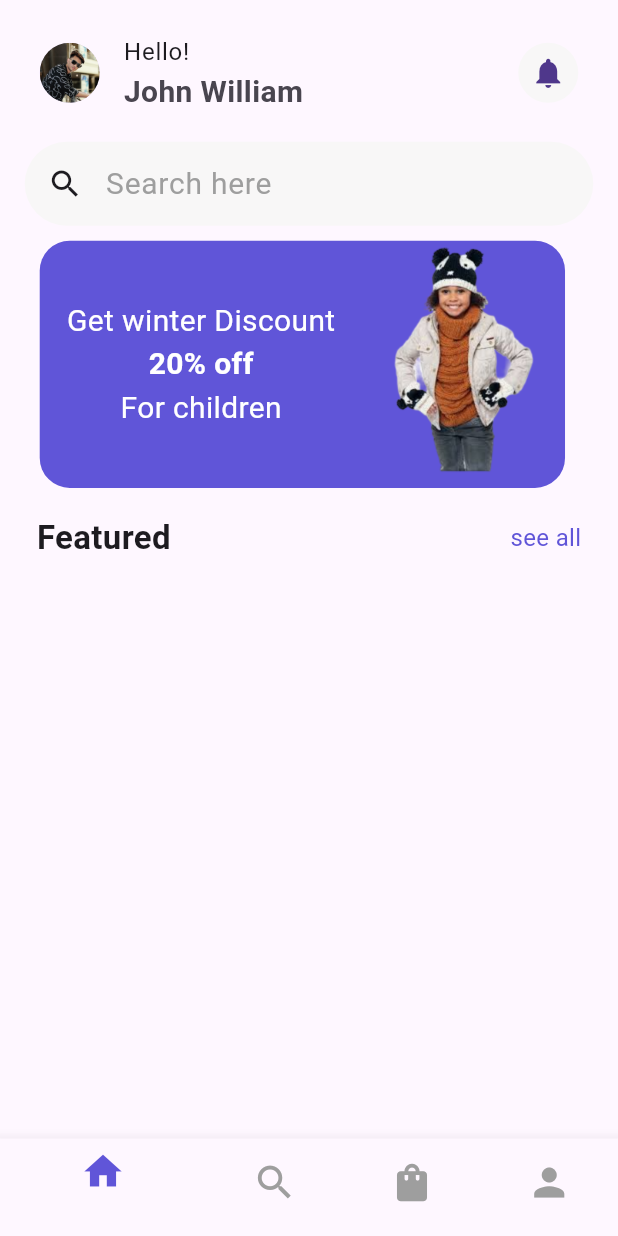
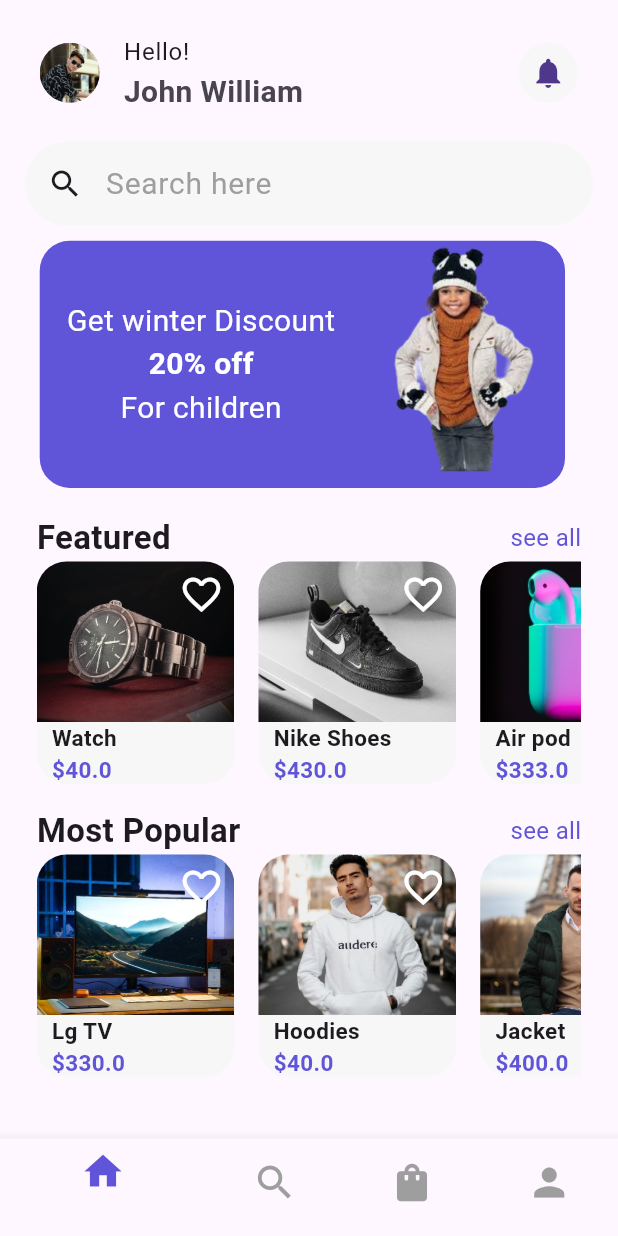
Before and after one commit to enkutatash/Ecommerce, a Flutter app: the screen it shows after launch, on a phone screen of 412 x 824 dp. Run offline on Flutter 3.47's test engine with Material 3 defaults, Android fonts, the phone set to English and light mode, and no system bars.

Commit message:
front page ui done except dot indicator

```diff
--- /dev/null
+++ b/capstone_project/ecommerce/lib/data/item_on_front_page.dart
@@ -0,0 +1,12 @@
+Map<String, List<dynamic>> featured = {
+  "Watch": ["assets/image/watch.jpg", 40.0],
+  "Nike Shoes": ["assets/image/shoes.jpg", 430.0],
+  "Air pod": ["assets/image/airpod.jpg", 333.0]
+};
+
+
+Map<String, List<dynamic>> mostpopular = {
+  "Lg TV": ["assets/image/LGTV.jpg", 330.0],
+  "Hoodies": ["assets/image/hoodies.jpg", 40.0],
+  "Jacket": ["assets/image/jacket.jpg", 400.0]
+};
--- a/capstone_project/ecommerce/lib/pages/HomeScreen/HomeScreen.dart
+++ b/capstone_project/ecommerce/lib/pages/HomeScreen/HomeScreen.dart
@@ -1,3 +1,4 @@
+import 'package:ecommerce/pages/HomeScreen/featured.dart';
 import 'package:ecommerce/pages/HomeScreen/mostPopular.dart';
 import 'package:ecommerce/pages/HomeScreen/updates.dart';
 import 'package:flutter/material.dart';
@@ -45,6 +46,7 @@ class _HomeScreenState extends State<HomeScreen> {
                   TextStyle(color: Colors.grey, fontSize: 20)),
             ),
            const Updates(),
+           const FeaturedPart(),
            const MostPopular(),
           ],
         ));
--- a/capstone_project/ecommerce/lib/pages/HomeScreen/Item.dart
+++ b/capstone_project/ecommerce/lib/pages/HomeScreen/Item.dart
@@ -1,25 +1,78 @@
 import 'package:flutter/material.dart';
+import 'package:ecommerce/data/item_on_front_page.dart';
 
-class Item extends StatelessWidget {
-  const Item({super.key});
+class Item extends StatefulWidget {
+  const Item(this.imageURL, this.itemName, this.cost, {super.key});
+  final String imageURL, itemName;
+  final double cost;
 
+  @override
+  State<Item> createState() => _ItemState();
+}
+
+class _ItemState extends State<Item> {
   @override
   Widget build(BuildContext context) {
     final height = MediaQuery.of(context).size.height;
     final width = MediaQuery.of(context).size.width;
-    return Container(
-      color:const Color(0XFFF8F7F7),
-      height: height*0.2,
-      width: width*0.1,
-      child: Column(children: [
-        Image.asset(
-          height:height*0.17,
-          width: width*0.08,
-          fit:BoxFit.cover,
-          "assets/image/watch.jpg"),
-         const Text("Watch"),
-         const Text("\$40"),
-      ]),
+    return GestureDetector(
+      onTap: () {},
+      child: Container(
+          height: height * 0.18,
+          width: width * 0.32,
+          decoration: BoxDecoration(
+              color: const Color(0XFFF8F7F7),
+              borderRadius: BorderRadius.circular(20)),
+          child: Column(
+            crossAxisAlignment: CrossAxisAlignment.start,
+            children: [
+              Stack(
+                children: [
+                  ClipRRect(
+                    borderRadius: const BorderRadius.only(
+                      topLeft: Radius.circular(20.0),
+                      topRight: Radius.circular(20.0),
+                      bottomLeft: Radius.circular(0.0),
+                      bottomRight: Radius.circular(0.0),
+                    ),
+                    child: Image.asset(
+                        height: height * 0.13,
+                        width: width * 0.32,
+                        fit: BoxFit.cover,
+                        widget.imageURL),
+                  ),
+                  const Positioned(
+                      top: 7,
+                      right: 7,
+                      child: Icon(
+                        size:30,
+                        Icons.favorite_border_sharp,
+                        color: Colors.white,
+                      )),
+                ],
+              ),
+              Padding(
+                padding: EdgeInsets.only(left: 10),
+                child: Text(
+                  widget.itemName,
+                  style: const TextStyle(
+                      fontSize: 15, fontWeight: FontWeight.w700),
+                ),
+              ),
+              Padding(
+                padding: const EdgeInsets.only(left: 10.0),
+                child: Text(
+                  "\$${widget.cost}",
+                  style: const TextStyle(
+                      fontSize: 15,
+                      color: Color(0XFF6055D8),
+                      fontWeight: FontWeight.w600),
+                ),
+              )
+            ],
+          )),
     );
   }
 }
+
+// container of column first column stack
--- a/capstone_project/ecommerce/lib/pages/HomeScreen/featured.dart
+++ b/capstone_project/ecommerce/lib/pages/HomeScreen/featured.dart
@@ -0,0 +1,52 @@
+import 'package:flutter/material.dart';
+import 'package:ecommerce/pages/HomeScreen/Item.dart';
+import 'package:ecommerce/data/item_on_front_page.dart';
+
+class FeaturedPart extends StatelessWidget {
+  const FeaturedPart({super.key});
+
+  @override
+  Widget build(BuildContext context) {
+    final height = MediaQuery.of(context).size.height;
+    final width = MediaQuery.of(context).size.width;
+
+    return Padding(
+      padding: const EdgeInsets.all(8.0),
+      child: Column(
+        children: [
+          const Row(
+            mainAxisAlignment: MainAxisAlignment.spaceBetween,
+            children: [
+              Text(
+                "Featured",
+                style: TextStyle(fontSize: 22, fontWeight: FontWeight.bold),
+              ),
+              Text(
+                "see all",
+                style: TextStyle(fontSize: 16, color: Color(0XFF6055D8)),
+              )
+            ],
+          ),
+
+      SingleChildScrollView(
+  scrollDirection: Axis.horizontal,
+  child: Row(
+    children: featured.entries.map((MapEntry<String, List<dynamic>> entry) {
+      String key = entry.key;
+      List<dynamic> value = entry.value;
+      return Row(
+        children: [
+          Item(value[0], key, value[1]),
+         const SizedBox(width: 16.0), // Adjust the width as needed
+        ],
+      );
+    }).toList(),
+  ),
+)
+
+
+        ],
+      ),
+    );
+  }
+}
--- a/capstone_project/ecommerce/lib/pages/HomeScreen/mostPopular.dart
+++ b/capstone_project/ecommerce/lib/pages/HomeScreen/mostPopular.dart
@@ -1,5 +1,7 @@
 import 'package:flutter/material.dart';
 import 'package:ecommerce/pages/HomeScreen/Item.dart';
+import 'package:ecommerce/data/item_on_front_page.dart';
+
 class MostPopular extends StatelessWidget {
   const MostPopular({super.key});
 
@@ -7,18 +9,43 @@ class MostPopular extends StatelessWidget {
   Widget build(BuildContext context) {
     final height = MediaQuery.of(context).size.height;
     final width = MediaQuery.of(context).size.width;
-    return const Padding(
+
+    return Padding(
       padding: const EdgeInsets.all(8.0),
       child: Column(
-          children: [
-          Row(
+        children: [
+          const Row(
             mainAxisAlignment: MainAxisAlignment.spaceBetween,
             children: [
-              Text("Featured",style: TextStyle(fontSize: 22,fontWeight: FontWeight.bold),),
-              Text("see all",style: TextStyle(fontSize: 16,color: Color(0XFF6055D8)),)
+              Text(
+                "Most Popular",
+                style: TextStyle(fontSize: 22, fontWeight: FontWeight.bold),
+              ),
+              Text(
+                "see all",
+                style: TextStyle(fontSize: 16, color: Color(0XFF6055D8)),
+              )
             ],
-          )
-          ],
+          ),
+
+      SingleChildScrollView(
+  scrollDirection: Axis.horizontal,
+  child: Row(
+    children: mostpopular.entries.map((MapEntry<String, List<dynamic>> entry) {
+      String key = entry.key;
+      List<dynamic> value = entry.value;
+      return Row(
+        children: [
+          Item(value[0], key, value[1]),
+         const SizedBox(width: 16.0), // Adjust the width as needed
+        ],
+      );
+    }).toList(),
+  ),
+)
+
+
+        ],
       ),
     );
   }
```
Also changed, not shown: capstone_project/ecommerce/assets/image/LGTV.jpg (added), capstone_project/ecommerce/assets/image/airpod.jpg (added), capstone_project/ecommerce/assets/image/hoodies.jpg (added), capstone_project/ecommerce/assets/image/jacket.jpg (added), capstone_project/ecommerce/assets/image/shoes.jpg (added).
